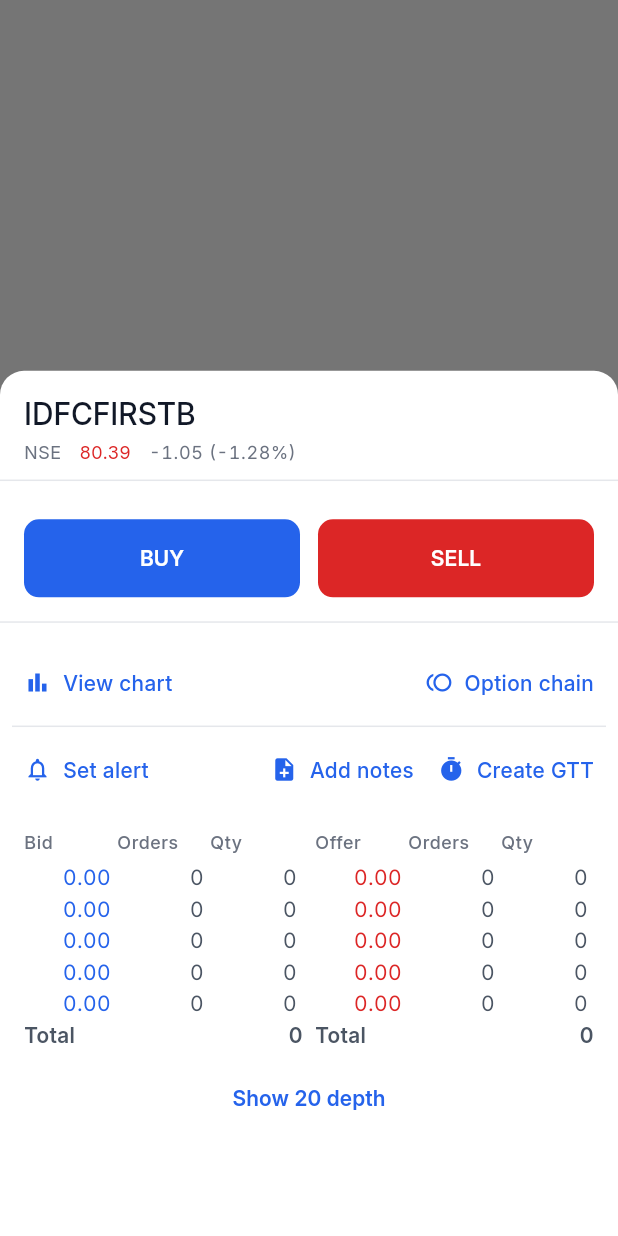
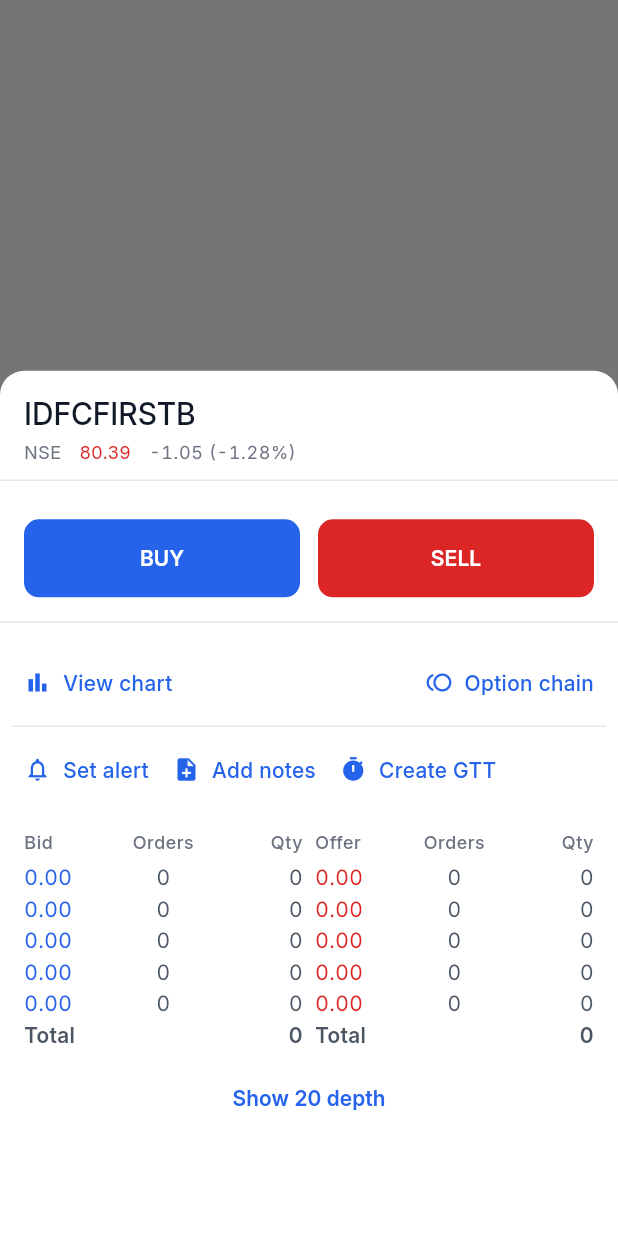
Before and after one commit to iamcoderdevesh/TradeWise, a Flutter app: what showInstrumentBottomSheet() shows on an empty page, opened directly with sample values from the repository, on a phone screen of 412 x 824 dp. Run offline on Flutter 3.47's test engine with Material 3 defaults, Android fonts, the phone set to English and light mode, and no system bars; our stand-ins replace device_preview, flutter_riverpod, go_router.

Commit message:
fix(watchlist): surface sheet notices inside the sheet and align market-depth columns.
Steps:

- Wrap the DraggableScrollableSheet content in a scoped ScaffoldMessenger
  and a transparent inner Scaffold so temporary notices (SnackBars) render
  inside the open sheet instead of on the Watchlist Scaffold behind the
  modal barrier, while the scoped messenger prevents the root messenger
  from fanning the SnackBar out to every registered Scaffold.
- Make the alert/notes/GTT secondary-action row use Flexible for all three
  links so the single-line layout can never overflow the viewport on
  narrow phones, with labels ellipsizing while each TextButton keeps its
  48dp minimum touch target.
- Give every market-depth column one shared alignment (price starts,
  Orders centres, Qty ends) across headers, value cells and totals, add
  maxLines: 1 with ellipsis on value cells, and switch totals from
  TextAlign.right to TextAlign.end.
- Remove the unused secondaryColor local from _SheetHeader.
- Add widget tests covering the in-sheet notice and per-column
  market-depth alignment.

Validation: flutter analyze (0 issues), flutter test instrument_bottom_sheet_test.dart (17 passed).

```diff
--- a/lib/features/watchlist/presentation/widgets/instrument_bottom_sheet.dart
+++ b/lib/features/watchlist/presentation/widgets/instrument_bottom_sheet.dart
@@ -41,9 +41,21 @@
       maxChildSize: _sheetMaxSize,
       expand: false,
       builder: (BuildContext context, ScrollController scrollController) =>
-          InstrumentBottomSheet(
+          // Scoped messenger + local Scaffold so temporary notices surface
+          // *inside* the sheet. Without the inner Scaffold, the notice lands
+          // on the Watchlist Scaffold behind the modal barrier (invisible
+          // until the sheet is dismissed). Without the scoped messenger, the
+          // root messenger would fan the SnackBar out to every registered
+          // Scaffold (nested-Scaffold duplicate). Transparent so the modal's
+          // own surface + rounded top keep painting the sheet background.
+          ScaffoldMessenger(
+            child: Scaffold(
+              backgroundColor: Colors.transparent,
+              body: InstrumentBottomSheet(
                 instrument: instrument,
                 scrollController: scrollController,
+              ),
+            ),
           ),
     ),
     backgroundColor: Theme.of(context).colorScheme.surface,
@@ -185,9 +197,6 @@
           ? TWColors.darkTextPrimary
           : TWColors.lightTextPrimary;
     }
-    final Color secondaryColor = isDark
-        ? TWColors.darkTextSecondary
-        : TWColors.lightTextSecondary;
     final Color mutedColor = isDark
         ? TWColors.darkTextTertiary
         : TWColors.lightTextTertiary;
@@ -362,9 +371,15 @@
             ],
           ),
           const Divider(height: 10),
+          // The alert/notes/GTT row keeps the reference's single-line layout on
+          // normal widths: every link shares the width equally so the row can
+          // never exceed the viewport, and the labels shrink (ellipsis) rather
+          // than overflowing on narrow phones. `Flexible` (not `Expanded`)
+          // keeps each TextButton's 48dp minimum intact while letting the Row
+          // apportion space.
           Row(
             children: <Widget>[
-              Expanded(
+              Flexible(
                 child: _ActionLink(
                   icon: Icons.notifications_none,
                   label: 'Set alert',
@@ -372,17 +387,21 @@
                   onTap: () => onNotice('Set alert is not available yet'),
                 ),
               ),
-              _ActionLink(
+              Flexible(
+                child: _ActionLink(
                   icon: Icons.note_add,
                   label: 'Add notes',
                   color: actionColor,
                   onTap: () => onNotice('Add notes is not available yet'),
                 ),
-              _ActionLink(
+              ),
+              Flexible(
+                child: _ActionLink(
                   icon: Icons.timer,
                   label: 'Create GTT',
                   color: actionColor,
                   onTap: () => onNotice('Create GTT is not available yet'),
+                ),
               ),
             ],
           ),
@@ -475,25 +494,28 @@
       fontWeight: FontWeight.w600,
     );
 
-    Widget headerCell(String label) => Expanded(
+    Widget headerCell(String label, TextAlign align) => Expanded(
       child: Text(
         label,
         style: headerStyle,
         maxLines: 1,
         overflow: TextOverflow.ellipsis,
+        textAlign: align,
       ),
     );
 
-    Widget valueCell(String value, Color color) => Expanded(
-      child: Padding(
-        padding: const EdgeInsets.only(right: TWSpacing.xs),
+    // Each column keeps one alignment for headers, values and totals so the
+    // ladder lines up: price under Bid/Offer starts at the leading edge,
+    // Orders centres, Qty (and its total) ends at the trailing edge. A single
+    // shared right-aligned cell previously pushed bid/offer prices away from
+    // their headers.
+    Widget valueCell(String value, Color color, TextAlign align) => Expanded(
       child: Text(
         value,
         style: numberStyle?.copyWith(color: color),
         maxLines: 1,
         overflow: TextOverflow.ellipsis,
-          textAlign: TextAlign.right,
-        ),
+        textAlign: align,
       ),
     );
 
@@ -507,52 +529,75 @@
       child: Column(
         mainAxisSize: MainAxisSize.min,
         children: <Widget>[
-          // Column headers: bid side, gap, offer side.
+          // Column headers: bid side, gap, offer side. Alignment matches the
+          // value cells below: price starts, Orders centres, Qty ends.
           Row(
             children: <Widget>[
-              headerCell('Bid'),
-              headerCell('Orders'),
-              headerCell('Qty'),
+              headerCell('Bid', TextAlign.start),
+              headerCell('Orders', TextAlign.center),
+              headerCell('Qty', TextAlign.end),
               const SizedBox(width: TWSpacing.s),
-              headerCell('Offer'),
-              headerCell('Orders'),
-              headerCell('Qty'),
+              headerCell('Offer', TextAlign.start),
+              headerCell('Orders', TextAlign.center),
+              headerCell('Qty', TextAlign.end),
             ],
           ),
           const SizedBox(height: TWSpacing.xs),
           for (final MarketDepthRow row in depth)
             Row(
               children: <Widget>[
-                valueCell(formatWatchlistPrice(row.price), bidColor),
-                valueCell('${row.orders}', numberColor),
-                valueCell('${row.quantity}', numberColor),
+                valueCell(
+                  formatWatchlistPrice(row.price),
+                  bidColor,
+                  TextAlign.start,
+                ),
+                valueCell('${row.orders}', numberColor, TextAlign.center),
+                valueCell('${row.quantity}', numberColor, TextAlign.end),
                 const SizedBox(width: TWSpacing.s),
-                valueCell(formatWatchlistPrice(row.price), offerColor),
-                valueCell('${row.orders}', numberColor),
-                valueCell('${row.quantity}', numberColor),
+                valueCell(
+                  formatWatchlistPrice(row.price),
+                  offerColor,
+                  TextAlign.start,
+                ),
+                valueCell('${row.orders}', numberColor, TextAlign.center),
+                valueCell('${row.quantity}', numberColor, TextAlign.end),
               ],
             ),
           Row(
             children: <Widget>[
-              Expanded(child: Text('Total', style: totalStyle, maxLines: 1)),
-              Expanded(child: const SizedBox()),
+              Expanded(
+                child: Text(
+                  'Total',
+                  style: totalStyle,
+                  maxLines: 1,
+                  textAlign: TextAlign.start,
+                ),
+              ),
+              const Expanded(child: SizedBox()),
               Expanded(
                 child: Text(
                   '$_totalQuantity',
                   style: totalStyle,
                   maxLines: 1,
-                  textAlign: TextAlign.right,
+                  textAlign: TextAlign.end,
                 ),
               ),
               const SizedBox(width: TWSpacing.s),
-              Expanded(child: Text('Total', style: totalStyle, maxLines: 1)),
-              Expanded(child: const SizedBox()),
+              Expanded(
+                child: Text(
+                  'Total',
+                  style: totalStyle,
+                  maxLines: 1,
+                  textAlign: TextAlign.start,
+                ),
+              ),
+              const Expanded(child: SizedBox()),
               Expanded(
                 child: Text(
                   '$_totalQuantity',
                   style: totalStyle,
                   maxLines: 1,
-                  textAlign: TextAlign.right,
+                  textAlign: TextAlign.end,
                 ),
               ),
             ],
```
Also changed, not shown: 1 other file. Lines whose indentation alone changed are shown as unchanged.
